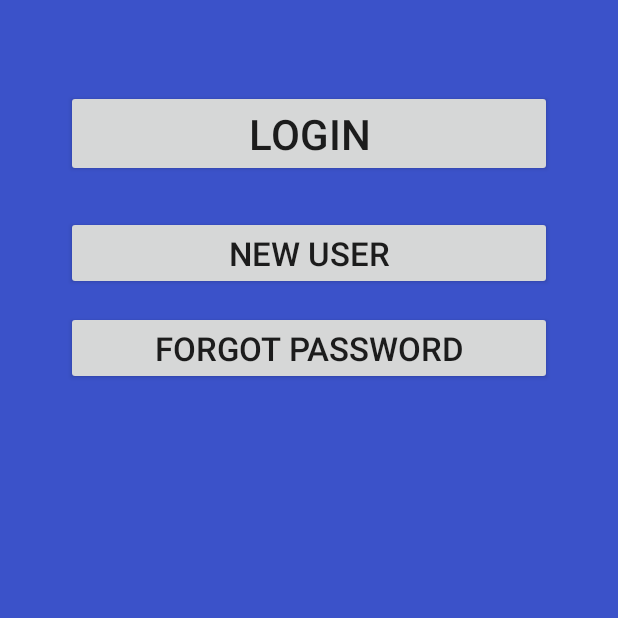
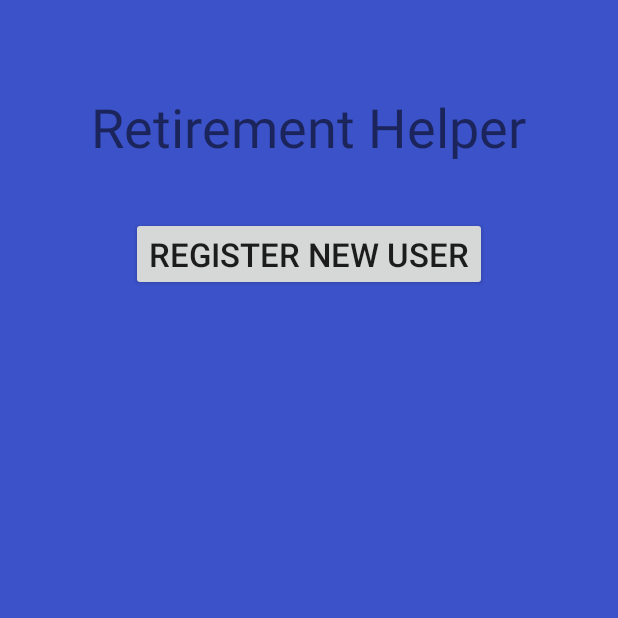
Before and after one commit to emuhlestein/FinancialPlanner, an Android app: the screen it shows after launch (MainActivity), on a phone screen of 412 x 824 dp, the top half of it. Run offline under Robolectric (Android 15) with nearby library versions, the phone set to English and light mode, and no system bars; our stand-ins replace ButterKnife.

Commit message:
Refactor register screen.

```diff
--- a/retirementhelper/src/main/java/com/intelliviz/retirementhelper/ui/MainActivity.java
+++ b/retirementhelper/src/main/java/com/intelliviz/retirementhelper/ui/MainActivity.java
@@ -22,7 +22,7 @@ public class MainActivity extends AppCompatActivity {
         mNewUserButton.setOnClickListener(new View.OnClickListener() {
             @Override
             public void onClick(View view) {
-                Intent intent = new Intent(MainActivity.this, PinActivity.class);
+                Intent intent = new Intent(MainActivity.this, NewUserActivity.class);
                 startActivity(intent);
             }
         });
--- a/retirementhelper/src/main/res/layout/activity_main.xml
+++ b/retirementhelper/src/main/res/layout/activity_main.xml
@@ -9,40 +9,23 @@
     tools:context="com.intelliviz.retirementhelper.ui.MainActivity"
     android:background="@color/colorPrimary">
 
-    <Button
-        android:text="@string/login_string"
-        android:textSize="28sp"
+    <TextView
+        android:id="@+id/retirement_label"
+        android:text="Retirement Helper"
+        android:textSize="36sp"
         android:layout_width="wrap_content"
         android:layout_height="wrap_content"
-        android:layout_alignParentStart="true"
-        android:layout_marginStart="28dp"
-        android:layout_marginEnd="28dp"
         android:layout_marginTop="44dp"
-        android:id="@+id/login_button"
-        android:layout_alignParentEnd="true" />
+        android:layout_marginBottom="36sp"
+        android:layout_centerHorizontal="true"/>
 
     <Button
-        android:text="@string/new_user_label"
+        android:text="Register New User"
         android:textSize="22sp"
         android:layout_width="wrap_content"
         android:layout_height="wrap_content"
-        android:layout_below="@+id/login_button"
-        android:layout_alignStart="@+id/login_button"
-        android:layout_marginTop="26dp"
-        android:layout_marginEnd="28dp"
+        android:layout_below="@+id/retirement_label"
         android:id="@+id/new_user_button"
-        android:layout_alignParentEnd="true" />
-
-    <Button
-        android:text="@string/forgot_password"
-        android:textSize="22sp"
-        android:layout_marginEnd="28dp"
-        android:layout_width="wrap_content"
-        android:layout_height="wrap_content"
-        android:layout_below="@+id/new_user_button"
-        android:layout_alignStart="@+id/new_user_button"
-        android:layout_marginTop="14dp"
-        android:id="@+id/forgot_password_button"
-        android:layout_alignParentEnd="true" />
+        android:layout_centerHorizontal="true"/>
 
 </RelativeLayout>
```
Also changed, not shown: 1 other file.
